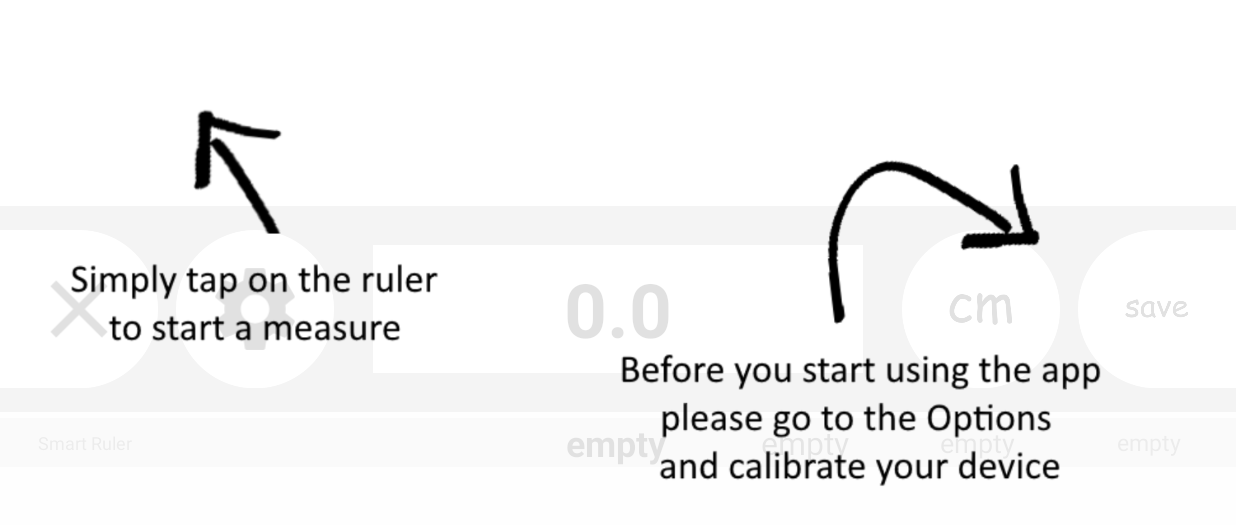
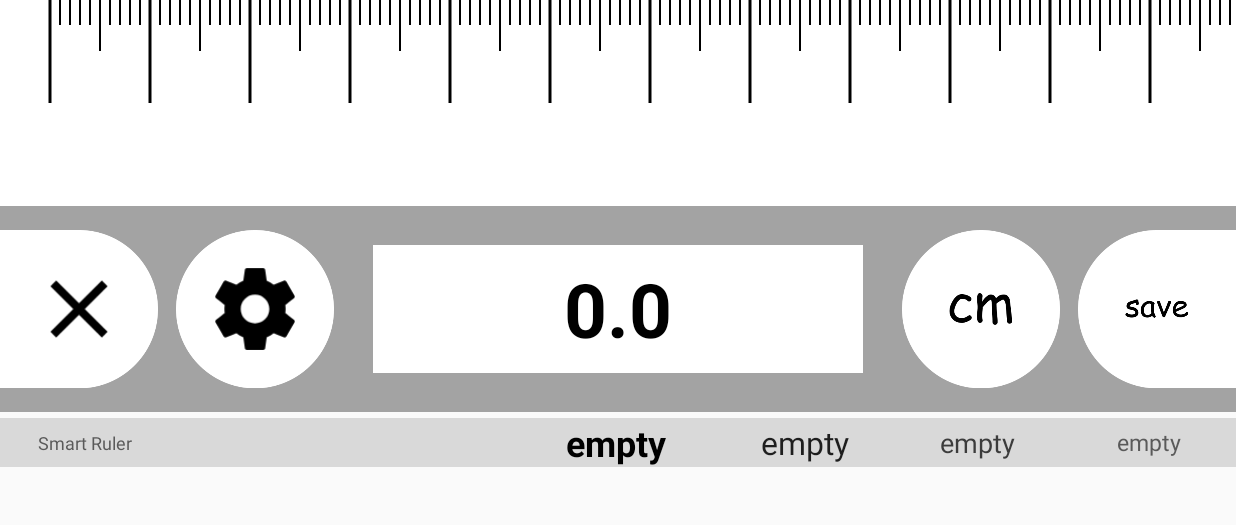
Before and after one commit to DariuszLelek/SmartRuler, an Android app: the screen it shows after launch (RulerActivity), on a phone screen of 824 x 412 dp (held sideways). Shown: the top 525 px of the screen. Run offline under Robolectric (Android 15) with nearby library versions, the light colour scheme and no system bars.

Commit message:
Compilation fix.

```diff
--- a/app/src/main/java/com/darodev/smartruler/RulerActivity.java
+++ b/app/src/main/java/com/darodev/smartruler/RulerActivity.java
@@ -69,9 +69,10 @@ public class RulerActivity extends AppCompatActivity {
     }
 
     private void showInfoScreen(){
-        if(!rulerData.isCalibrated()){
-            imageInfo.setVisibility(View.VISIBLE);
-        }
+        // TODO at first run
+//        if(!rulerData.isCalibrated()){
+//            imageInfo.setVisibility(View.VISIBLE);
+//        }
     }
 
     public void clickInfo(View view){
--- a/app/src/main/java/com/darodev/smartruler/ruler/RulerBitmapProvider.java
+++ b/app/src/main/java/com/darodev/smartruler/ruler/RulerBitmapProvider.java
@@ -14,7 +14,6 @@ import java.util.HashMap;
 import java.util.Map;
 import java.util.TreeMap;
 
-import static android.R.attr.offset;
 import static com.darodev.smartruler.utility.Unit.CM;
 
 /**
--- a/app/src/main/java/com/darodev/smartruler/utility/RulerData.java
+++ b/app/src/main/java/com/darodev/smartruler/utility/RulerData.java
@@ -30,17 +30,14 @@ public class RulerData {
         return preferences.getBoolean(getKey(R.string.unit_inch_mode_key), false);
     }
 
-    public boolean isCalibrated(){
-        return preferences.getBoolean(getKey(R.string.calibrated_key), false);
-    }
-
     public boolean isRulerSet(Ruler ruler){
         if(ruler == Ruler.LEFT_PHONE_EDGE){
             return preferences.getBoolean(getKey(R.string.phone_set_edge_left_key), false);
         }else if (ruler == Ruler.RIGHT_PHONE_EDGE) {
             return preferences.getBoolean(getKey(R.string.phone_set_edge_right_key), false);
         } else
-            return ruler == Ruler.SCREEN && preferences.getBoolean(getKey(R.string.phone_set_screen_key), false);
+            // TODO change flag to false after testing
+            return ruler == Ruler.SCREEN && preferences.getBoolean(getKey(R.string.phone_set_screen_key), true);
     }
 
     public void swapInchMode(){
```
